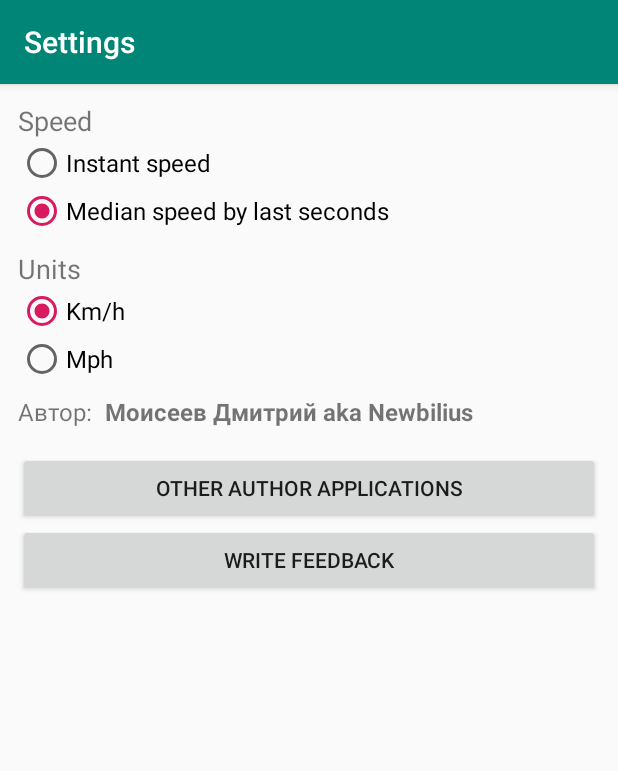
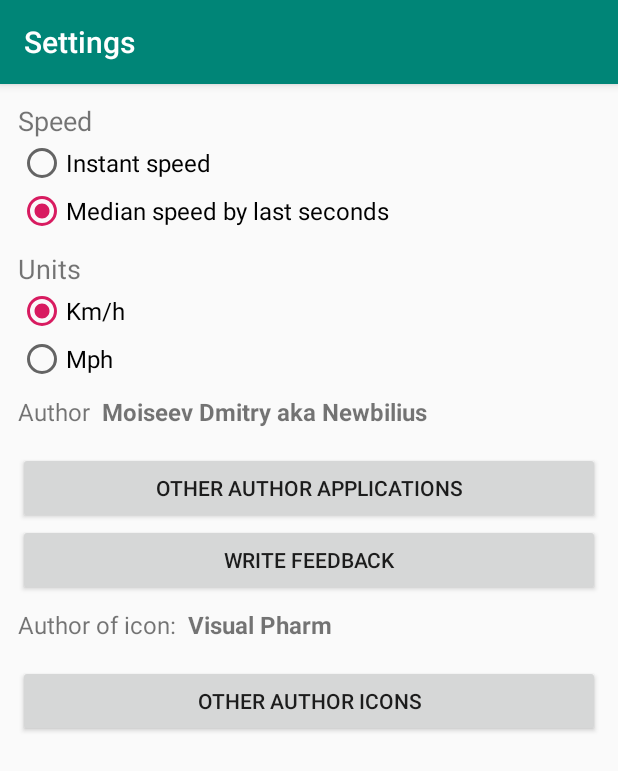
Before and after one commit to Newbilius/GPS_Speedometer, an Android app: the SettingsActivity screen opened directly, with no data from a screen before it, on a phone screen of 412 x 824 dp. Shown: the top 771 px of the screen. Run offline under Robolectric (Android 15) with nearby library versions, the phone set to English and light mode, and no system bars; our stand-ins replace data binding.

Commit message:
Иконка

```diff
--- a/app/src/main/java/com/newbilius/simplegpsspeedometer/Activities/DashboardActivity.java
+++ b/app/src/main/java/com/newbilius/simplegpsspeedometer/Activities/DashboardActivity.java
@@ -33,7 +33,6 @@ import com.newbilius.simplegpsspeedometer.databinding.ActivityDashboardBinding;
 //todo разбивка модели на ViewModel + Model ?
 //todo настроить crashlytics, не запихивая в репозиторий файл с персональными настройками
 
-//todo иконка
 //todo скриншоты
 //todo readme на гитхаб
 
--- a/app/src/main/java/com/newbilius/simplegpsspeedometer/SettingsViewModel.java
+++ b/app/src/main/java/com/newbilius/simplegpsspeedometer/SettingsViewModel.java
@@ -48,6 +48,10 @@ public class SettingsViewModel {
         NavigationHelpers.rateApplicationInGooglePlay(activityProvider.getActivity());
     }
 
+    public void goToIconAuthorSite() {
+        NavigationHelpers.goToUrl(activityProvider.getActivity(), "https://www.iconfinder.com/icons/172557/speedometer_icon");
+    }
+
     private void setSpeedCounterMode(SpeedCounterMode speedCounterMode) {
         settings.saveCounterMode(speedCounterMode);
         instantSpeedCounterSelected.set(speedCounterMode == SpeedCounterMode.Instant);
--- a/app/src/main/res/layout/activity_settings.xml
+++ b/app/src/main/res/layout/activity_settings.xml
@@ -85,14 +85,14 @@
                 <TextView
                     android:layout_width="wrap_content"
                     android:layout_height="wrap_content"
-                    android:text="Автор:"
+                    android:text="@string/author"
                     android:textSize="@dimen/textSize" />
 
                 <TextView
                     android:layout_width="wrap_content"
                     android:layout_height="wrap_content"
                     android:paddingLeft="8dp"
-                    android:text="Моисеев Дмитрий aka Newbilius"
+                    android:text="@string/newbilius"
                     android:textSize="@dimen/textSize"
                     android:textStyle="bold" />
             </LinearLayout>
@@ -108,6 +108,35 @@
                 android:layout_height="wrap_content"
                 android:onClick="@{(view) -> model.writeReview()}"
                 android:text="@string/writeFeedbackButtonTitle" />
+
+            <LinearLayout
+                android:layout_width="fill_parent"
+                android:layout_height="wrap_content"
+                android:layout_marginTop="8dp"
+                android:layout_marginBottom="16dp"
+                android:orientation="horizontal">
+
+                <TextView
+                    android:layout_width="wrap_content"
+                    android:layout_height="wrap_content"
+                    android:text="@string/iconAuthor"
+                    android:textSize="@dimen/textSize" />
+
+                <TextView
+                    android:layout_width="wrap_content"
+                    android:layout_height="wrap_content"
+                    android:paddingLeft="8dp"
+                    android:text="@string/iconAuthorName"
+                    android:textSize="@dimen/textSize"
+                    android:textStyle="bold" />
+            </LinearLayout>
+
+            <Button
+                android:layout_width="match_parent"
+                android:layout_height="wrap_content"
+                android:onClick="@{(view) -> model.goToIconAuthorSite()}"
+                android:text="@string/goToIconAuthorSiteButtonTitle" />
+
         </LinearLayout>
     </ScrollView>
 </layout>
--- a/app/src/main/res/mipmap-anydpi-v26/ic_launcher.xml
+++ /dev/null
@@ -1,5 +0,0 @@
-<?xml version="1.0" encoding="utf-8"?>
-<adaptive-icon xmlns:android="http://schemas.android.com/apk/res/android">
-    <background android:drawable="@drawable/ic_launcher_background" />
-    <foreground android:drawable="@drawable/ic_launcher_foreground" />
-</adaptive-icon>
--- a/app/src/main/res/values/strings.xml
+++ b/app/src/main/res/values/strings.xml
@@ -22,6 +22,11 @@
     <string name="otherAppsButtonTitle">Other author applications</string>
     <string name="writeFeedbackButtonTitle">Write feedback</string>
     <string name="settingsScreenTitle">Settings</string>
+    <string name="goToIconAuthorSiteButtonTitle">Other author icons</string>
+    <string name="author">Author</string>
+    <string name="newbilius">Moiseev Dmitry aka Newbilius</string>
+    <string name="iconAuthor">Author of icon:</string>
+    <string name="iconAuthorName">Visual Pharm</string>
 
     <plurals name="speedFormat_mph_plurals">
         <item quantity="zero">0 mph</item>
```
Also changed, not shown: app/src/main/res/drawable-v24/ic_launcher_foreground.xml (deleted, +0 -34 lines), app/src/main/res/drawable/ic_launcher_background.xml (deleted, +0 -170 lines), app/src/main/res/drawable/ic_launcher_background.png (added), app/src/main/res/drawable/ic_launcher_foreground.png (added), app/src/main/res/mipmap-hdpi/ic_launcher.png, app/src/main/res/mipmap-hdpi/ic_launcher_round.png (deleted), app/src/main/res/mipmap-mdpi/ic_launcher.png, app/src/main/res/mipmap-mdpi/ic_launcher_round.png (deleted), app/src/main/res/mipmap-xhdpi/ic_launcher.png, app/src/main/res/mipmap-xhdpi/ic_launcher_round.png (deleted), app/src/main/res/mipmap-xxhdpi/ic_launcher.png, app/src/main/res/mipmap-xxhdpi/ic_launcher_round.png (deleted), app/src/main/res/mipmap-xxxhdpi/ic_launcher.png, app/src/main/res/mipmap-xxxhdpi/ic_launcher_round.png (deleted), 1 other file.
